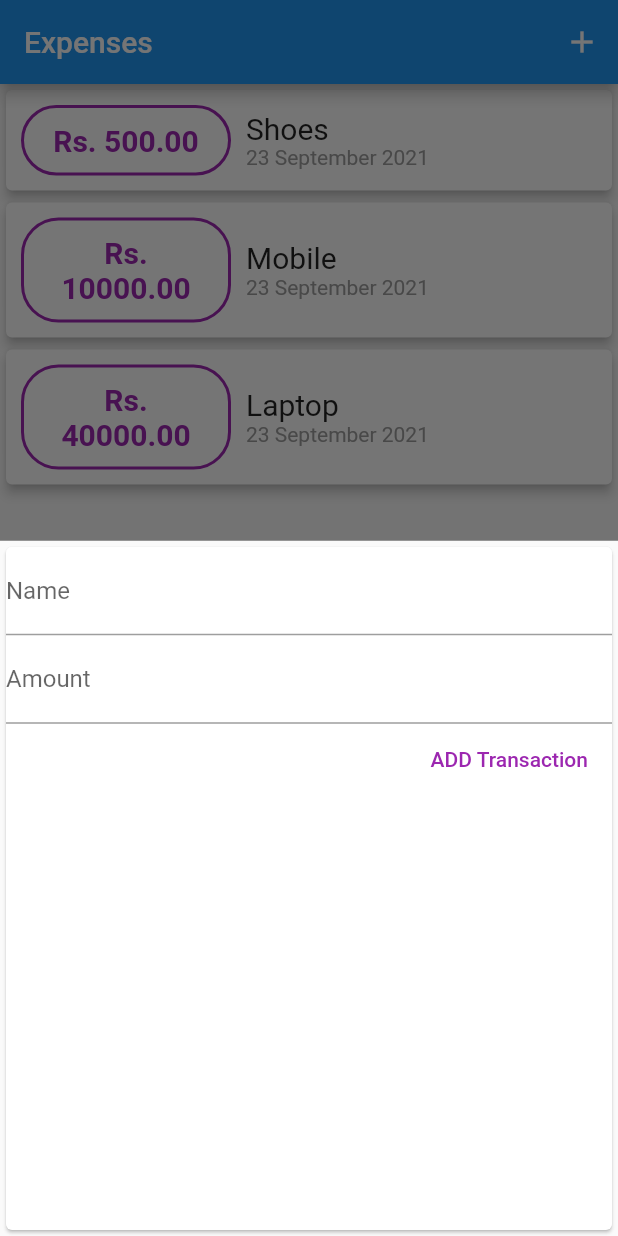
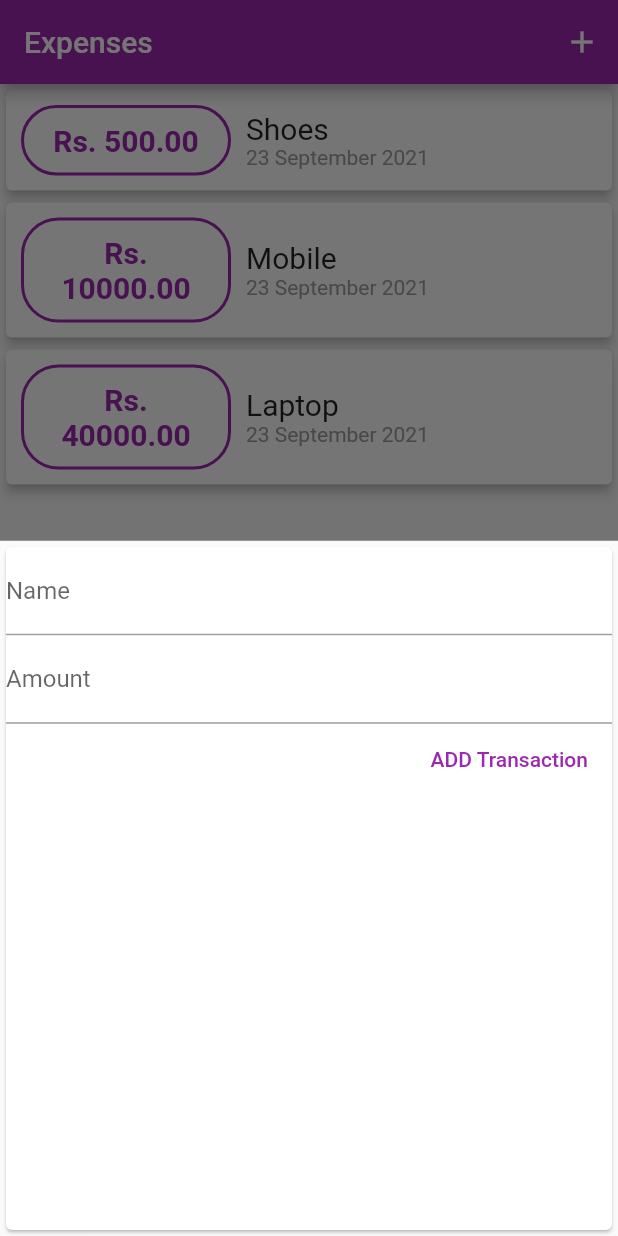
Before and after one commit to harshilgupta-dev/ExpensesApp, a Flutter app: the screen it shows after launch, after a tap on the "add" icon, on a phone screen of 412 x 824 dp. Run offline on Flutter 3.47's test engine with Material 2 defaults, Android fonts, the light colour scheme and no system bars.

Commit message:
use ThemeData(accentColor)

```diff
--- a/lib/main.dart
+++ b/lib/main.dart
@@ -12,7 +12,10 @@ class MyApp extends StatelessWidget {
   Widget build(BuildContext context) {
     return MaterialApp(
       title: 'Expenses',
-      theme: ThemeData(primarySwatch: Colors.purple),
+      theme: ThemeData(
+        primarySwatch: Colors.purple,
+        accentColor: Colors.amber,
+      ),
       home: MyHomePage(),
     );
   }
@@ -59,6 +62,7 @@ class _MyHomePageState extends State<MyHomePage> {
     return MaterialApp(
       home: Scaffold(
         appBar: AppBar(
+          backgroundColor: Theme.of(context).primaryColor,
           title: Text('Expenses'),
           actions: <Widget>[
             IconButton(
@@ -72,8 +76,8 @@ class _MyHomePageState extends State<MyHomePage> {
             children: [TransactionList(transactions: _userTransaction)],
           ),
         ),
-        floatingActionButtonLocation: FloatingActionButtonLocation.centerFloat,
         floatingActionButton: FloatingActionButton(
+          backgroundColor: Theme.of(context).accentColor,
           child: Icon(Icons.add),
           onPressed: () => _startAddNewtraction(context),
         ),
--- a/lib/widget/new_transaction.dart
+++ b/lib/widget/new_transaction.dart
@@ -47,7 +47,7 @@ class _NewTransactionState extends State<NewTransaction> {
               onPressed: submitData,
               child: Text(
                 'ADD Transaction',
-                style: TextStyle(color: Colors.purple),
+                style: TextStyle(color: Theme.of(context).primaryColor),
               ),
             )
           ],
```
